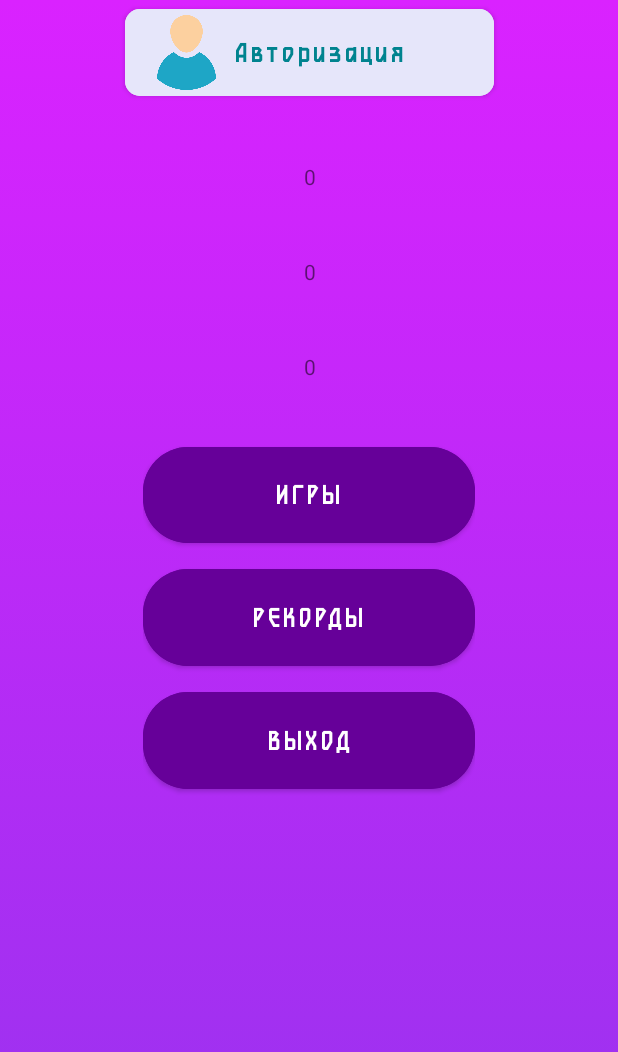
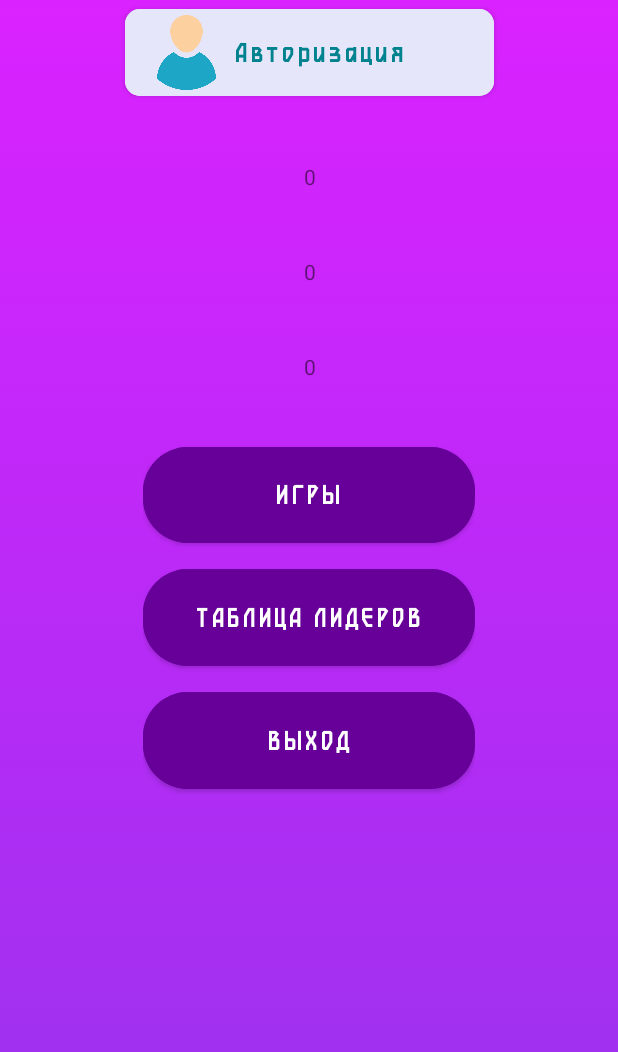
Before and after one commit to Eg0r4ik77/Brain-Dash, an Android app: the screen it shows after launch (MainMenuActivity), on a phone screen of 412 x 824 dp. Shown: the top 1052 px of the screen. Run offline under Robolectric (Android 15) with nearby library versions, the phone set to English and light mode, and no system bars; our stand-ins replace Firebase (no records; nobody signed in at launch, a user with empty details on screens opened directly).

Commit message:
add leaderboard

```diff
--- a/app/src/main/java/com/sumsung/minigames/mainmenu/MainMenuActivity.java
+++ b/app/src/main/java/com/sumsung/minigames/mainmenu/MainMenuActivity.java
@@ -3,19 +3,19 @@ package com.sumsung.minigames.mainmenu;
 import androidx.annotation.NonNull;
 import androidx.appcompat.app.AlertDialog;
 import androidx.appcompat.app.AppCompatActivity;
-import androidx.cardview.widget.CardView;
+import androidx.constraintlayout.widget.ConstraintLayout;
+import androidx.recyclerview.widget.LinearLayoutManager;
+import androidx.recyclerview.widget.RecyclerView;
 
 import android.annotation.SuppressLint;
-import android.content.Intent;
 import android.content.SharedPreferences;
 import android.os.Bundle;
-import android.util.Log;
 import android.view.View;
-import android.view.animation.Animation;
-import android.view.animation.AnimationUtils;
 import android.widget.Button;
+import android.widget.ImageButton;
 import android.widget.ProgressBar;
 import android.widget.TextView;
+import android.widget.Toast;
 
 import com.google.firebase.auth.FirebaseAuth;
 import com.google.firebase.auth.FirebaseUser;
@@ -27,9 +27,12 @@ import com.google.firebase.database.ValueEventListener;
 import com.sumsung.minigames.R;
 import com.sumsung.minigames.authorization.AuthorizationFragment;
 import com.google.android.material.button.MaterialButton;
-import com.sumsung.minigames.mainmenu.games.GameActivity;
 import com.sumsung.minigames.mainmenu.games.ProfileFragment;
 import com.sumsung.minigames.models.User;
+
+import java.util.ArrayList;
+import java.util.Collections;
+import java.util.Comparator;
 
 public class MainMenuActivity extends AppCompatActivity {
 
@@ -40,11 +43,21 @@ public class MainMenuActivity extends AppCompatActivity {
     private User user;
 
     private Button toGameMenuButton;
+    private Button leaderboardButton;
     private Button exitButton;
+
+    private ImageButton closeLeaderboardButton;
 
     private MaterialButton userButton;
 
     private ProgressBar accountLoadingProgress;
+
+    private ConstraintLayout recordsLayout;
+
+    private ConstraintLayout leaderboardLayout;
+    private RecyclerView leaderboard;
+
+    private ArrayList<User> users;
 
     @SuppressLint("SetTextI18n")
     @Override
@@ -54,16 +67,21 @@ public class MainMenuActivity extends AppCompatActivity {
         getSupportActionBar().hide();
 
         accountLoadingProgress = findViewById(R.id.account_loading_progress);
-
         sharedPreferences = getSharedPreferences("Records", MODE_PRIVATE);
 
-        TextView textView1 = findViewById(R.id.textView1);
-        TextView textView2 = findViewById(R.id.textView2);
-        TextView textView3 = findViewById(R.id.textView3);
+        leaderboardLayout = findViewById(R.id.leaderboard_layout);
+        leaderboard = findViewById(R.id.leaderboard_view);
+        recordsLayout = findViewById(R.id.records_layout);
+
+        TextView textView1 = findViewById(R.id.record1_text);
+        TextView textView2 = findViewById(R.id.record2_text);
+        TextView textView3 = findViewById(R.id.record3_text);
 
         toGameMenuButton = findViewById(R.id.to_game_menu_button);
+        leaderboardButton = findViewById(R.id.leaderboard_button);
         exitButton = findViewById(R.id.exit_button);
         userButton = findViewById(R.id.user_button);
+        closeLeaderboardButton = findViewById(R.id.close_leaderboard_button);
 
         userButton.setVisibility(View.INVISIBLE);
 
@@ -74,16 +92,37 @@ public class MainMenuActivity extends AppCompatActivity {
                 firebaseUser = FirebaseAuth.getInstance().getCurrentUser();
                 if(firebaseUser == null){
                     user = new User();
+                    recordsLayout.setVisibility(View.VISIBLE);
                     textView1.setText(String.valueOf(sharedPreferences.getInt("SchulteTableGameBestScore", 0)));
                     textView2.setText(String.valueOf(sharedPreferences.getInt("RepeatDrawingGameBestScore", 0)));
                     textView3.setText(String.valueOf(sharedPreferences.getInt("CalculateExpressionGameBestScore", 0)));
                 }
                 else{
                     user = snapshot.child(firebaseUser.getUid()).getValue(User.class);
-                    textView1.setText("???");
-                    textView2.setText("???");
-                    textView3.setText("???");
+                    recordsLayout.setVisibility(View.INVISIBLE);
 
+                    users = new ArrayList<>();
+                    for(DataSnapshot dataSnapshot : snapshot.getChildren()){
+                        User currentUser = dataSnapshot.getValue(User.class);
+                        if(currentUser.getName().equals(user.getName())){
+                            currentUser.setName("Вы");
+                        }
+                        users.add(currentUser);
+                    }
+
+                    Collections.sort(users, (new Comparator<User>() {
+                        @Override
+                        public int compare(User user1, User user2) {
+                            int points1 = user1.getRating();
+                            int points2 = user2.getRating();
+                            if(points1 > points2) return -1;
+                            if(points1 == points2) return 0;
+                            return 1;
+                        }
+                    }));
+
+                    leaderboard.setLayoutManager(new LinearLayoutManager(getBaseContext()));
+                    leaderboard.setAdapter(new UserAdapter(users));
                 }
                 accountLoadingProgress.setVisibility(View.GONE);
                 userButton.setVisibility(View.VISIBLE);
@@ -98,6 +137,18 @@ public class MainMenuActivity extends AppCompatActivity {
             getSupportFragmentManager().beginTransaction().
                     replace(R.id.games_content, new GamesMenuFragment())
                     .commit();
+        });
+
+        leaderboardButton.setOnClickListener(v -> {
+            if(firebaseUser == null){
+                Toast.makeText(this, "Авторизуйтесь для просмотра таблицы лидеров", Toast.LENGTH_SHORT).show();
+            }else{
+                leaderboardLayout.setVisibility(View.VISIBLE);
+            }
+        });
+
+        closeLeaderboardButton.setOnClickListener(v -> {
+            leaderboardLayout.setVisibility(View.INVISIBLE);
         });
 
         exitButton.setOnClickListener(v -> {
--- a/app/src/main/java/com/sumsung/minigames/mainmenu/games/GameActivity.java
+++ b/app/src/main/java/com/sumsung/minigames/mainmenu/games/GameActivity.java
@@ -9,7 +9,6 @@ import android.content.SharedPreferences;
 import android.os.Bundle;
 import android.os.Handler;
 import android.util.Log;
-import android.view.View;
 import android.widget.FrameLayout;
 import android.widget.ProgressBar;
 import android.widget.TextView;
@@ -19,13 +18,10 @@ import com.google.android.gms.tasks.Task;
 import com.google.firebase.auth.FirebaseAuth;
 import com.google.firebase.auth.FirebaseUser;
 import com.google.firebase.database.DataSnapshot;
-import com.google.firebase.database.DatabaseError;
 import com.google.firebase.database.DatabaseReference;
 import com.google.firebase.database.FirebaseDatabase;
-import com.google.firebase.database.ValueEventListener;
 import com.sumsung.minigames.R;
 import com.sumsung.minigames.gamecontrollers.Timer;
-import com.sumsung.minigames.mainmenu.MainMenuActivity;
 import com.sumsung.minigames.mainmenu.games.calculateexpressiongame.CalculateExpressionGameFragment;
 import com.sumsung.minigames.mainmenu.games.repeatdrawinggame.RepeatDrawingGameFragment;
 import com.sumsung.minigames.mainmenu.games.shultetablegame.SchulteTableGameFragment;
--- a/app/src/main/res/layout/activity_main_menu.xml
+++ b/app/src/main/res/layout/activity_main_menu.xml
@@ -35,18 +35,19 @@
 
         <com.google.android.material.button.MaterialButton
 
-            android:id="@+id/show_records_button"
+            android:id="@+id/leaderboard_button"
             android:layout_width="match_parent"
             android:layout_height="wrap_content"
             android:layout_marginBottom="5dp"
             android:layout_weight="1"
             android:backgroundTint="@color/purple_2"
             android:fontFamily="@font/button_font"
-            android:text="Рекорды"
+            android:text="Таблица лидеров"
             android:textSize="20sp"
             android:visibility="visible"
             app:cornerRadius="30dp"
-            app:iconTintMode="screen" />
+            app:iconTintMode="screen"
+            tools:visibility="visible" />
 
         <com.google.android.material.button.MaterialButton
             android:id="@+id/exit_button"
@@ -91,6 +92,7 @@
         app:layout_constraintTop_toTopOf="@+id/user_button" />
 
     <androidx.constraintlayout.widget.ConstraintLayout
+        android:id="@+id/records_layout"
         android:layout_width="218dp"
         android:layout_height="146dp"
         app:layout_constraintBottom_toTopOf="@+id/main_buttons_layout"
@@ -99,7 +101,7 @@
         app:layout_constraintTop_toBottomOf="@+id/user_button">
 
         <TextView
-            android:id="@+id/textView1"
+            android:id="@+id/record1_text"
             android:layout_width="wrap_content"
             android:layout_height="wrap_content"
             android:text="TextView"
@@ -108,23 +110,74 @@
             app:layout_constraintTop_toTopOf="parent" />
 
         <TextView
-            android:id="@+id/textView2"
+            android:id="@+id/record2_text"
             android:layout_width="wrap_content"
             android:layout_height="wrap_content"
             android:text="TextView"
-            app:layout_constraintBottom_toTopOf="@+id/textView3"
+            app:layout_constraintBottom_toTopOf="@+id/record3_text"
             app:layout_constraintEnd_toEndOf="parent"
             app:layout_constraintStart_toStartOf="parent"
-            app:layout_constraintTop_toBottomOf="@+id/textView1" />
+            app:layout_constraintTop_toBottomOf="@+id/record1_text" />
 
         <TextView
-            android:id="@+id/textView3"
+            android:id="@+id/record3_text"
             android:layout_width="wrap_content"
             android:layout_height="wrap_content"
             android:text="TextView"
             app:layout_constraintBottom_toBottomOf="parent"
             app:layout_constraintEnd_toEndOf="parent"
             app:layout_constraintStart_toStartOf="parent" />
+    </androidx.constraintlayout.widget.ConstraintLayout>
+
+    <androidx.constraintlayout.widget.ConstraintLayout
+        android:id="@+id/leaderboard_layout"
+        android:layout_width="376dp"
+        android:layout_height="441dp"
+        android:background="@color/purple_2"
+        android:clickable="true"
+        android:visibility="invisible"
+        app:layout_constraintBottom_toBottomOf="@+id/games_content"
+        app:layout_constraintEnd_toEndOf="@+id/games_content"
+        app:layout_constraintStart_toStartOf="@+id/games_content"
+        app:layout_constraintTop_toTopOf="parent"
+        tools:visibility="invisible">
+
+        <ImageButton
+            android:id="@+id/close_leaderboard_button"
+            android:layout_width="65dp"
+            android:layout_height="54dp"
+            android:background="#0000"
+            android:contentDescription="close_leaderboard"
+            android:scaleType="fitEnd"
+            app:layout_constraintEnd_toEndOf="parent"
+            app:layout_constraintTop_toTopOf="parent"
+            app:srcCompat="@drawable/ic_close" />
+
+        <TextView
+            android:layout_width="wrap_content"
+            android:layout_height="wrap_content"
+            android:layout_centerHorizontal="true"
+            android:background="@drawable/textview_rounded_corner"
+            android:fontFamily="@font/button_font"
+            android:gravity="center"
+            android:padding="10sp"
+
+            android:text="Таблица лидеров"
+            android:textSize="20sp"
+            app:layout_constraintEnd_toEndOf="parent"
+            app:layout_constraintStart_toStartOf="parent"
+            app:layout_constraintTop_toTopOf="parent" />
+
+        <androidx.recyclerview.widget.RecyclerView
+            android:id="@+id/leaderboard_view"
+            android:layout_width="410dp"
+            android:layout_height="349dp"
+            android:background="@color/white"
+            app:layout_constraintBottom_toBottomOf="parent"
+            app:layout_constraintEnd_toEndOf="parent"
+            app:layout_constraintStart_toStartOf="parent">
+
+        </androidx.recyclerview.widget.RecyclerView>
     </androidx.constraintlayout.widget.ConstraintLayout>
 
     <FrameLayout
--- a/app/src/main/res/layout/fragment_game_description.xml
+++ b/app/src/main/res/layout/fragment_game_description.xml
@@ -42,10 +42,10 @@
                 android:layout_centerHorizontal="true"
                 android:background="@drawable/textview_rounded_corner"
                 android:fontFamily="@font/button_font"
-                android:textSize="20sp"
                 android:padding="50sp"
                 android:text="Some description"
-                android:textAlignment="center"/>
+                android:textAlignment="center"
+                android:textSize="20sp" />
 
             <com.google.android.material.button.MaterialButton
                 android:id="@+id/start_game_button"
```
Also changed, not shown: app/src/main/java/com/sumsung/minigames/mainmenu/UserAdapter.java (added, +70 -0 lines), app/src/main/res/layout/leaderboard_item.xml (added, +37 -0 lines).
